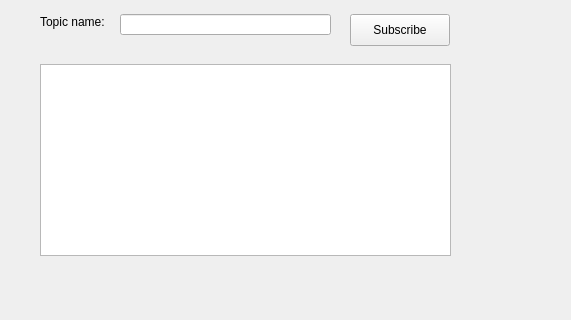
The window that mainwindow.ui (jariisohanni/QT_MQTT_client) describes before a commit, drawn with Qt 5; both pictures show x 0 to 571 and y 155 to 475 of the 800 by 600 pixel window.
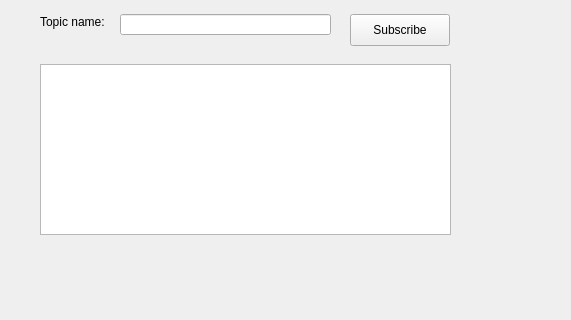
The same window after the commit.

The edit to the form file:
```diff
--- a/mainwindow.ui
+++ b/mainwindow.ui
@@ -81,16 +81,6 @@
      </rect>
     </property>
    </widget>
-   <widget class="QTextBrowser" name="textBrowserMessage">
-    <property name="geometry">
-     <rect>
-      <x>40</x>
-      <y>200</y>
-      <width>411</width>
-      <height>192</height>
-     </rect>
-    </property>
-   </widget>
    <widget class="QPushButton" name="pushButtonConnect">
     <property name="geometry">
      <rect>
@@ -117,6 +107,22 @@
      <string>Subscribe</string>
     </property>
    </widget>
+   <widget class="QTextEdit" name="mqttMessages">
+    <property name="enabled">
+     <bool>true</bool>
+    </property>
+    <property name="geometry">
+     <rect>
+      <x>40</x>
+      <y>200</y>
+      <width>411</width>
+      <height>171</height>
+     </rect>
+    </property>
+    <property name="readOnly">
+     <bool>true</bool>
+    </property>
+   </widget>
   </widget>
   <widget class="QMenuBar" name="menubar">
    <property name="geometry">
```
